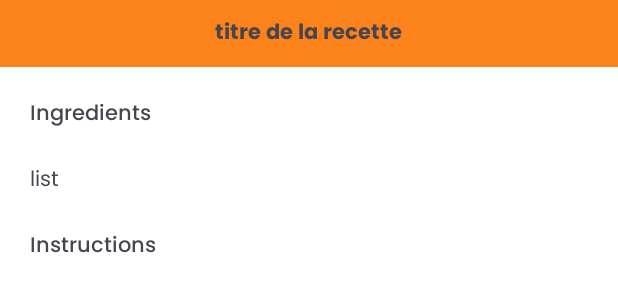
After one commit to D0gmaDev/FoodLens, an Android app: the layout activity_recipe_result.xml on its own in the app's theme, with its tools: preview values and no code run, on a phone screen of 412 x 824 dp. The commit adds this screen. Shown: the top 300 px of the screen. Run offline under Robolectric (Android 15) with nearby library versions, the phone set to English and light mode, and no system bars.

Commit message:
Refactor main activity layout

```diff
--- a/app/src/main/res/layout/activity_recipe.xml
+++ b/app/src/main/res/layout/activity_recipe.xml
@@ -8,10 +8,13 @@
     tools:context=".recipe.RecipeActivity">
 
     <LinearLayout
+        android:id="@+id/loadingRecipeLayout"
         android:layout_width="match_parent"
         android:layout_height="match_parent"
+        android:gravity="center"
         android:orientation="vertical"
-        android:gravity="center">
+        tools:layout_editor_absoluteX="0dp"
+        tools:layout_editor_absoluteY="0dp">
 
         <ImageView
             android:id="@+id/imageView"
@@ -23,8 +26,8 @@
             android:id="@+id/loadingText"
             android:layout_width="wrap_content"
             android:layout_height="wrap_content"
+            android:fontFamily="@font/poppins"
             android:text="@string/loading_recipe"
-            android:fontFamily="@font/poppins"
             android:textStyle="normal"
             app:layout_constraintBottom_toBottomOf="parent"
             app:layout_constraintEnd_toEndOf="parent"
@@ -36,22 +39,9 @@
             style="?android:attr/progressBarStyle"
             android:layout_width="match_parent"
             android:layout_height="wrap_content"
+            android:layout_margin="30dp"
             android:progressTint="@color/orange"
-            app:layout_constraintBottom_toBottomOf="parent"
-            android:layout_margin="30dp" />
-
-        <TextView
-            android:id="@+id/recipeText"
-            android:layout_width="wrap_content"
-            android:layout_height="wrap_content"
-            android:text=""
-            android:fontFamily="@font/poppins"
-            android:textStyle="normal"
-            android:visibility="gone"
-            app:layout_constraintBottom_toBottomOf="parent"
-            app:layout_constraintEnd_toEndOf="parent"
-            app:layout_constraintStart_toStartOf="parent"
-            app:layout_constraintTop_toTopOf="parent" />
+            app:layout_constraintBottom_toBottomOf="parent" />
 
     </LinearLayout>
 
--- /dev/null
+++ b/app/src/main/res/layout/activity_recipe_result.xml
@@ -0,0 +1,66 @@
+<?xml version="1.0" encoding="utf-8"?>
+<androidx.constraintlayout.widget.ConstraintLayout xmlns:android="http://schemas.android.com/apk/res/android"
+    android:layout_width="match_parent"
+    android:layout_height="match_parent">
+
+    <LinearLayout
+        android:id="@+id/RecipeText"
+        android:layout_width="match_parent"
+        android:layout_height="match_parent"
+        android:orientation="vertical"
+        android:background="@color/orange">
+
+        <TextView
+            android:layout_margin="10dp"
+            android:id="@+id/recipeTitle"
+            android:layout_gravity="center_horizontal"
+            android:layout_width="wrap_content"
+            android:layout_height="wrap_content"
+            android:fontFamily="@font/poppins_bold"
+            android:text="@string/titre_de_la_recette" />
+
+        <ScrollView
+            android:layout_width="match_parent"
+            android:layout_height="0dp"
+            android:layout_weight="1"
+            android:fillViewport="true"
+            android:visibility="visible"
+            android:orientation="vertical">
+
+            <LinearLayout
+                android:layout_width="match_parent"
+                android:layout_height="wrap_content"
+                android:orientation="vertical"
+                android:padding="10dp"
+                android:background="@color/white">
+
+                <TextView
+                    android:id="@+id/Ingredients"
+                    android:fontFamily="@font/poppins_medium"
+                    android:layout_width="wrap_content"
+                    android:layout_height="wrap_content"
+                    android:layout_margin="10dp"
+                    android:text="Ingredients" />
+
+                <TextView
+                    android:id="@+id/listIngredients"
+                    android:fontFamily="@font/poppins"
+                    android:layout_width="wrap_content"
+                    android:layout_height="wrap_content"
+                    android:layout_margin="10dp"
+                    android:text="list" />
+
+                <TextView
+                    android:id="@+id/Instructions"
+                    android:fontFamily="@font/poppins_medium"
+                    android:layout_width="wrap_content"
+                    android:layout_height="wrap_content"
+                    android:layout_margin="10dp"
+                    android:text="Instructions" />
+
+            </LinearLayout>
+        </ScrollView>
+
+    </LinearLayout>
+
+</androidx.constraintlayout.widget.ConstraintLayout>
--- a/app/src/main/res/values/strings.xml
+++ b/app/src/main/res/values/strings.xml
@@ -5,4 +5,5 @@
     <string name="recipe_mode">Mode Recette</string>
     <string name="fridge_mode">Mon Frigidaire</string>
     <string name="loading_recipe">Votre chef cuisine...</string>
+    <string name="titre_de_la_recette">titre de la recette</string>
 </resources>
```
